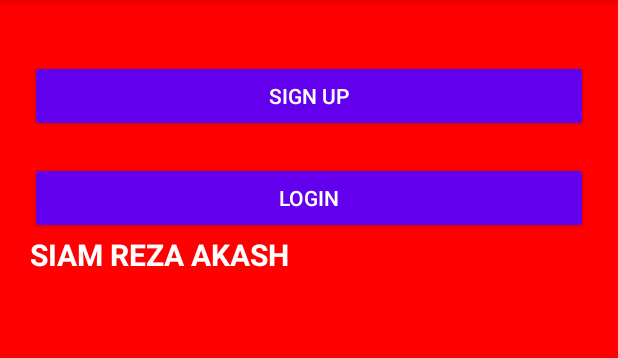
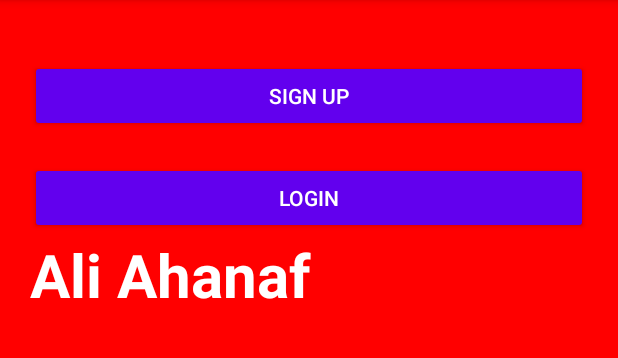
Before and after one commit to AliAhanaf/LokDaki, an Android app: the screen it shows after launch (MainActivity), on a phone screen of 412 x 824 dp, the part 84-442 px from its top. Run offline under Robolectric (Android 15) with nearby library versions, the phone set to English and light mode, and no system bars; our stand-ins replace Firebase (no records; nobody signed in at launch, a user with empty details on screens opened directly).

Commit message:
Test Commit from Akash

```diff
--- a/app/src/main/res/layout/activity_main.xml
+++ b/app/src/main/res/layout/activity_main.xml
@@ -30,9 +30,9 @@
     <TextView
         android:layout_width="match_parent"
         android:layout_height="wrap_content"
-        android:text="SIAM REZA AKASH"
+        android:text="Ali Ahanaf"
         android:textStyle="bold"
-        android:textSize="20dp"
+        android:textSize="40dp"
         android:textColor="@color/white"
         />
 
```
